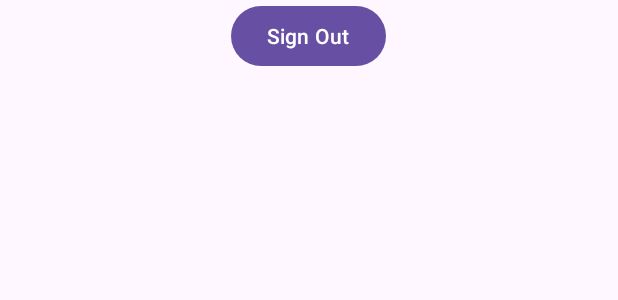
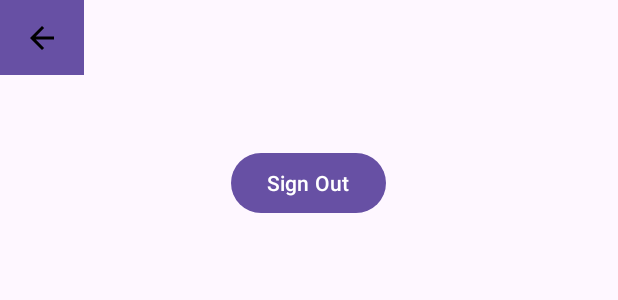
Before and after one commit to Aayush015/Focus-Session, an Android app: the layout activity_settings.xml on its own in the app's theme, with its tools: preview values and no code run, on a phone screen of 412 x 824 dp. Shown: the top 300 px of the screen. Run offline under Robolectric (Android 15) with nearby library versions, the phone set to English and light mode, and no system bars.

Commit message:
Added back button for profile management.

```diff
--- a/app/src/main/res/layout/activity_add_task.xml
+++ b/app/src/main/res/layout/activity_add_task.xml
@@ -9,14 +9,13 @@
     android:padding="10dp"
     tools:context=".AddTaskActivity">
 
-    <!-- Make the Back Button -->
+    <!-- Make the back button -->
     <androidx.appcompat.widget.Toolbar
         android:id="@+id/backButton"
-        android:layout_width="133dp"
+        android:layout_width="wrap_content"
         android:layout_height="50dp"
         android:background="?attr/colorPrimary"
         app:navigationIcon="@drawable/baseline_arrow_back_24"
-        app:title="Home"
         app:titleTextColor="@android:color/white" />
 
     <LinearLayout
--- a/app/src/main/res/layout/activity_settings.xml
+++ b/app/src/main/res/layout/activity_settings.xml
@@ -8,12 +8,23 @@
     android:orientation="vertical"
     tools:context=".SettingsActivity">
 
+    <!-- Make the back button -->
+    <androidx.appcompat.widget.Toolbar
+        android:id="@+id/backButton"
+        android:layout_width="wrap_content"
+        android:layout_height="50dp"
+        android:background="?attr/colorPrimary"
+        app:navigationIcon="@drawable/baseline_arrow_back_24"
+        app:titleTextColor="@android:color/white" />
+
     <Button
         android:layout_width="wrap_content"
         android:layout_height="wrap_content"
         android:text="Sign Out"
         android:id="@+id/btnSignOut"
         android:layout_gravity="center"
+        android:layout_marginTop="@android:dimen/app_icon_size"
+        android:gravity="center_vertical"
         />
 
 </LinearLayout>
```
Also changed, not shown: app/src/main/java/com/example/focussession/SettingsActivity.java (+15 -0 lines).
